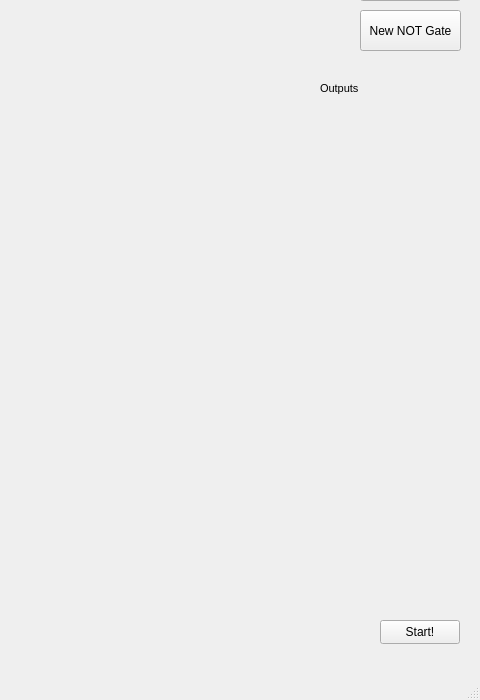
UofU-CS3505/cs3505-assignment9-Figodes, file assignment9/mainwindow.ui: the form before one commit; both pictures show x 520 to 1000 and y 100 to 800 of the 1000 by 800 pixel window.
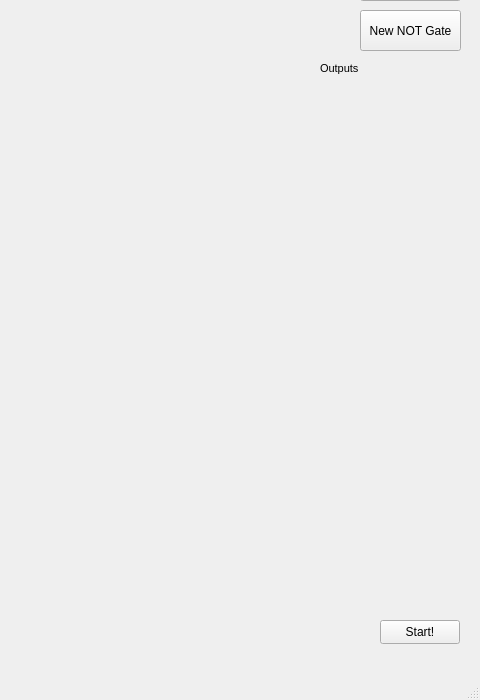
The form after the commit.

Commit message: Moved layout

Patch:
```diff
--- a/assignment9/mainwindow.ui
+++ b/assignment9/mainwindow.ui
@@ -73,7 +73,7 @@
     <property name="geometry">
      <rect>
       <x>840</x>
-      <y>200</y>
+      <y>180</y>
       <width>91</width>
       <height>521</height>
      </rect>
@@ -119,8 +119,8 @@
     <property name="geometry">
      <rect>
       <x>840</x>
-      <y>180</y>
-      <width>41</width>
+      <y>160</y>
+      <width>51</width>
       <height>16</height>
      </rect>
     </property>
```
The commit also changes 1 other file.
